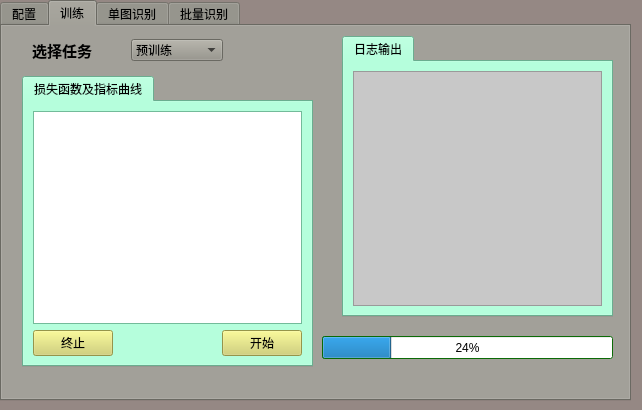
The window that develop.ui (cgsdfc/object-detection-ui) describes before a commit, drawn with Qt 5.
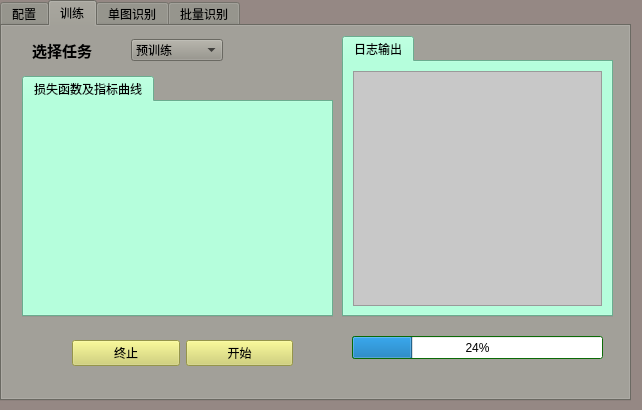
The same window after the commit. Icons and pictures are not drawn.

Commit message: 实现了pg widget 嵌入GUI

What changed in the file:
```diff
--- a/develop.ui
+++ b/develop.ui
@@ -3227,8 +3227,8 @@
        <rect>
         <x>20</x>
         <y>50</y>
-        <width>291</width>
-        <height>291</height>
+        <width>311</width>
+        <height>241</height>
        </rect>
       </property>
       <property name="palette">
@@ -3653,139 +3653,17 @@
        <attribute name="title">
         <string>损失函数及指标曲线</string>
        </attribute>
-       <layout class="QGridLayout" name="gridLayout_9">
-        <item row="1" column="0">
-         <layout class="QHBoxLayout" name="horizontalLayout_12">
-          <item>
-           <widget class="QPushButton" name="pb_train_stop">
-            <property name="palette">
-             <palette>
-              <active>
-               <colorrole role="Button">
-                <brush brushstyle="SolidPattern">
-                 <color alpha="255">
-                  <red>209</red>
-                  <green>209</green>
-                  <blue>104</blue>
-                 </color>
-                </brush>
-               </colorrole>
-               <colorrole role="Base">
-                <brush brushstyle="SolidPattern">
-                 <color alpha="255">
-                  <red>209</red>
-                  <green>209</green>
-                  <blue>104</blue>
-                 </color>
-                </brush>
-               </colorrole>
-               <colorrole role="Window">
-                <brush brushstyle="SolidPattern">
-                 <color alpha="255">
-                  <red>209</red>
-                  <green>209</green>
-                  <blue>104</blue>
-                 </color>
-                </brush>
-               </colorrole>
-              </active>
-              <inactive>
-               <colorrole role="Button">
-                <brush brushstyle="SolidPattern">
-                 <color alpha="255">
-                  <red>209</red>
-                  <green>209</green>
-                  <blue>104</blue>
-                 </color>
-                </brush>
-               </colorrole>
-               <colorrole role="Base">
-                <brush brushstyle="SolidPattern">
-                 <color alpha="255">
-                  <red>209</red>
-                  <green>209</green>
-                  <blue>104</blue>
-                 </color>
-                </brush>
-               </colorrole>
-               <colorrole role="Window">
-                <brush brushstyle="SolidPattern">
-                 <color alpha="255">
-                  <red>209</red>
-                  <green>209</green>
-                  <blue>104</blue>
-                 </color>
-                </brush>
-               </colorrole>
-              </inactive>
-              <disabled>
-               <colorrole role="Button">
-                <brush brushstyle="SolidPattern">
-                 <color alpha="255">
-                  <red>209</red>
-                  <green>209</green>
-                  <blue>104</blue>
-                 </color>
-                </brush>
-               </colorrole>
-               <colorrole role="Base">
-                <brush brushstyle="SolidPattern">
-                 <color alpha="255">
-                  <red>209</red>
-                  <green>209</green>
-                  <blue>104</blue>
-                 </color>
-                </brush>
-               </colorrole>
-               <colorrole role="Window">
-                <brush brushstyle="SolidPattern">
-                 <color alpha="255">
-                  <red>209</red>
-                  <green>209</green>
-                  <blue>104</blue>
-                 </color>
-                </brush>
-               </colorrole>
-              </disabled>
-             </palette>
-            </property>
-            <property name="styleSheet">
-             <string notr="true">background-color: rgb(209, 209, 104);</string>
-            </property>
-            <property name="text">
-             <string>终止</string>
-            </property>
-           </widget>
-          </item>
-          <item>
-           <spacer name="horizontalSpacer_3">
-            <property name="orientation">
-             <enum>Qt::Horizontal</enum>
-            </property>
-            <property name="sizeHint" stdset="0">
-             <size>
-              <width>108</width>
-              <height>20</height>
-             </size>
-            </property>
-           </spacer>
-          </item>
-          <item>
-           <widget class="QPushButton" name="pb_train_start">
-            <property name="styleSheet">
-             <string notr="true">background-color: rgb(209, 209, 104);</string>
-            </property>
-            <property name="text">
-             <string>开始</string>
-            </property>
-           </widget>
-          </item>
-         </layout>
-        </item>
-        <item row="0" column="0">
-         <widget class="QGraphicsView" name="gv_train_loss"/>
-        </item>
-       </layout>
+       <widget class="QWidget" name="verticalLayoutWidget">
+        <property name="geometry">
+         <rect>
+          <x>9</x>
+          <y>9</y>
+          <width>291</width>
+          <height>191</height>
+         </rect>
+        </property>
+        <layout class="QVBoxLayout" name="graph_layout"/>
+       </widget>
       </widget>
      </widget>
      <widget class="QTabWidget" name="tabWidget_3">
@@ -4692,9 +4570,9 @@
      <widget class="QProgressBar" name="progressBar_train">
       <property name="geometry">
        <rect>
-        <x>320</x>
+        <x>350</x>
         <y>310</y>
-        <width>291</width>
+        <width>251</width>
         <height>23</height>
        </rect>
       </property>
@@ -5117,6 +4995,129 @@
        <number>24</number>
       </property>
      </widget>
+     <widget class="QWidget" name="">
+      <property name="geometry">
+       <rect>
+        <x>70</x>
+        <y>310</y>
+        <width>221</width>
+        <height>35</height>
+       </rect>
+      </property>
+      <layout class="QHBoxLayout" name="horizontalLayout_12">
+       <item>
+        <widget class="QPushButton" name="pb_train_stop">
+         <property name="palette">
+          <palette>
+           <active>
+            <colorrole role="Button">
+             <brush brushstyle="SolidPattern">
+              <color alpha="255">
+               <red>209</red>
+               <green>209</green>
+               <blue>104</blue>
+              </color>
+             </brush>
+            </colorrole>
+            <colorrole role="Base">
+             <brush brushstyle="SolidPattern">
+              <color alpha="255">
+               <red>209</red>
+               <green>209</green>
+               <blue>104</blue>
+              </color>
+             </brush>
+            </colorrole>
+            <colorrole role="Window">
+             <brush brushstyle="SolidPattern">
+              <color alpha="255">
+               <red>209</red>
+               <green>209</green>
+               <blue>104</blue>
+              </color>
+             </brush>
+            </colorrole>
+           </active>
+           <inactive>
+            <colorrole role="Button">
+             <brush brushstyle="SolidPattern">
+              <color alpha="255">
+               <red>209</red>
+               <green>209</green>
+               <blue>104</blue>
+              </color>
+             </brush>
+            </colorrole>
+            <colorrole role="Base">
+             <brush brushstyle="SolidPattern">
+              <color alpha="255">
+               <red>209</red>
+               <green>209</green>
+               <blue>104</blue>
+              </color>
+             </brush>
+            </colorrole>
+            <colorrole role="Window">
+             <brush brushstyle="SolidPattern">
+              <color alpha="255">
+               <red>209</red>
+               <green>209</green>
+               <blue>104</blue>
+              </color>
+             </brush>
+            </colorrole>
+           </inactive>
+           <disabled>
+            <colorrole role="Button">
+             <brush brushstyle="SolidPattern">
+              <color alpha="255">
+               <red>209</red>
+               <green>209</green>
+               <blue>104</blue>
+              </color>
+             </brush>
+            </colorrole>
+            <colorrole role="Base">
+             <brush brushstyle="SolidPattern">
+              <color alpha="255">
+               <red>209</red>
+               <green>209</green>
+               <blue>104</blue>
+              </color>
+             </brush>
+            </colorrole>
+            <colorrole role="Window">
+             <brush brushstyle="SolidPattern">
+              <color alpha="255">
+               <red>209</red>
+               <green>209</green>
+               <blue>104</blue>
+              </color>
+             </brush>
+            </colorrole>
+           </disabled>
+          </palette>
+         </property>
+         <property name="styleSheet">
+          <string notr="true">background-color: rgb(209, 209, 104);</string>
+         </property>
+         <property name="text">
+          <string>终止</string>
+         </property>
+        </widget>
+       </item>
+       <item>
+        <widget class="QPushButton" name="pb_train_start">
+         <property name="styleSheet">
+          <string notr="true">background-color: rgb(209, 209, 104);</string>
+         </property>
+         <property name="text">
+          <string>开始</string>
+         </property>
+        </widget>
+       </item>
+      </layout>
+     </widget>
     </widget>
     <widget class="QWidget" name="tab_12">
      <attribute name="title">
```
The commit also changes 5 other files.
